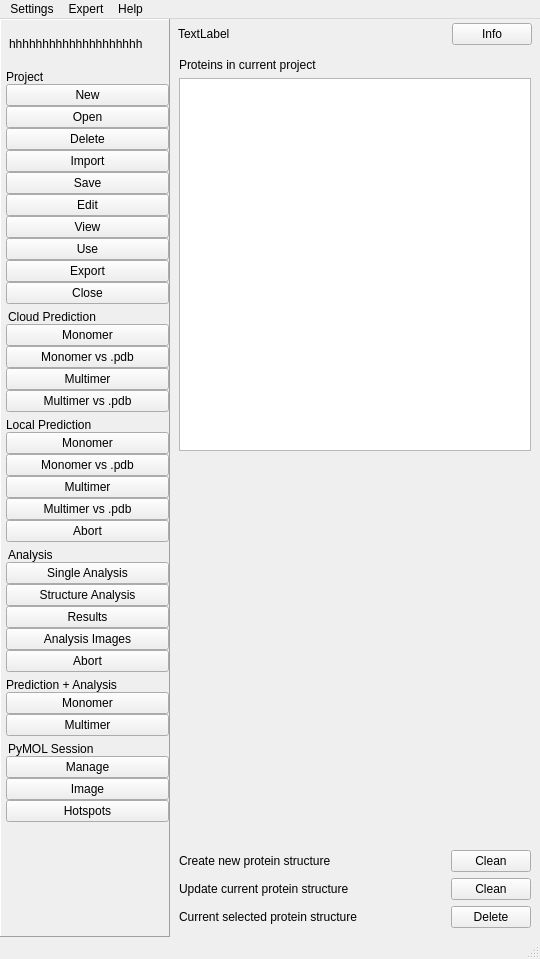
First picture: the form in pyssa/gui/ui/forms/mainWindow_alt.ui, repository urban233/PySSA, before the edit.
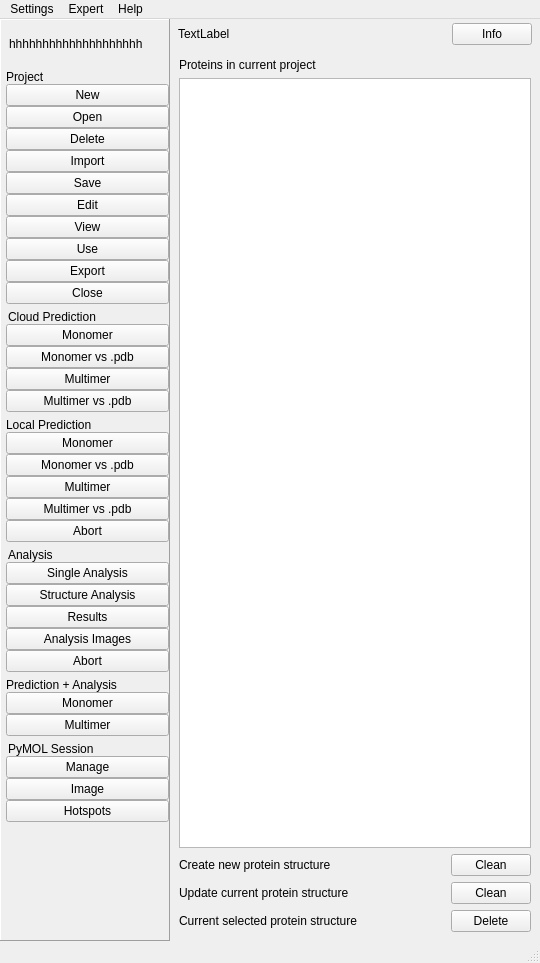
Second picture: the form after the edit. The open tabs and pages were chosen to show the change. Icons and pictures are not drawn.

Commit message: fix: use gui control

```diff
--- a/pyssa/gui/ui/forms/mainWindow_alt.ui
+++ b/pyssa/gui/ui/forms/mainWindow_alt.ui
@@ -7,7 +7,7 @@
     <x>0</x>
     <y>0</y>
     <width>540</width>
-    <height>959</height>
+    <height>963</height>
    </rect>
   </property>
   <property name="windowTitle">
@@ -3545,22 +3545,6 @@
                 </item>
                </layout>
               </item>
-              <item>
-               <spacer name="verticalSpacer_14">
-                <property name="orientation">
-                 <enum>Qt::Vertical</enum>
-                </property>
-                <property name="sizeType">
-                 <enum>QSizePolicy::MinimumExpanding</enum>
-                </property>
-                <property name="sizeHint" stdset="0">
-                 <size>
-                  <width>20</width>
-                  <height>40</height>
-                 </size>
-                </property>
-               </spacer>
-              </item>
               <item>
                <layout class="QHBoxLayout" name="horizontalLayout_71">
                 <item>
```
The commit also changes 2 other files.
